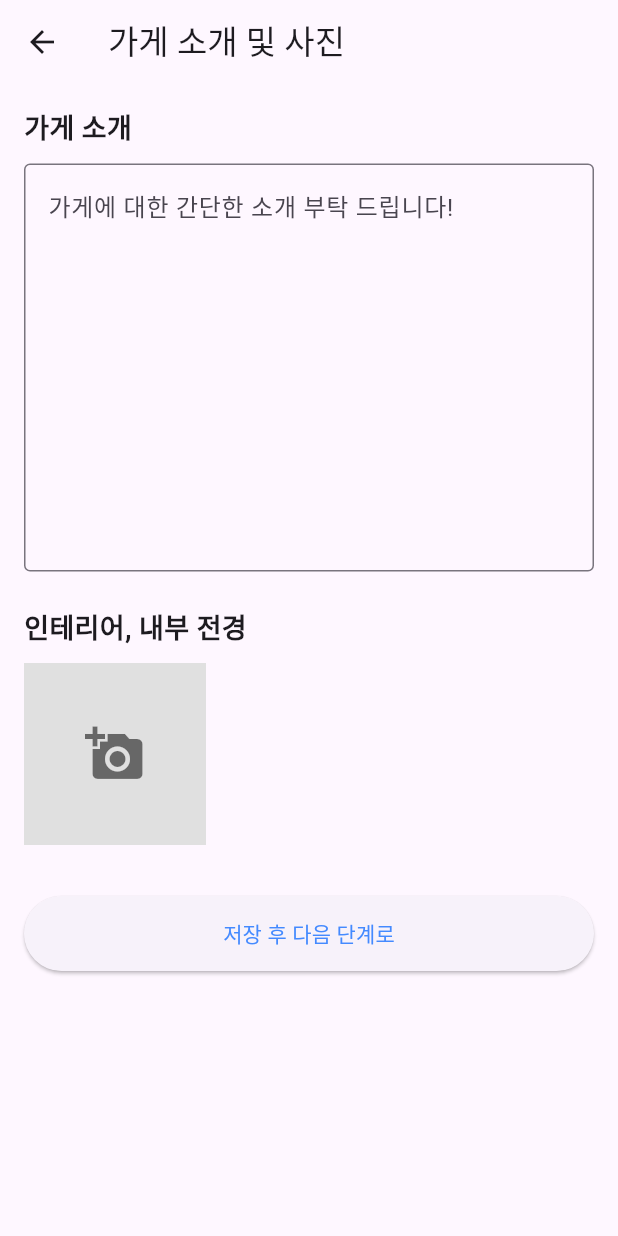
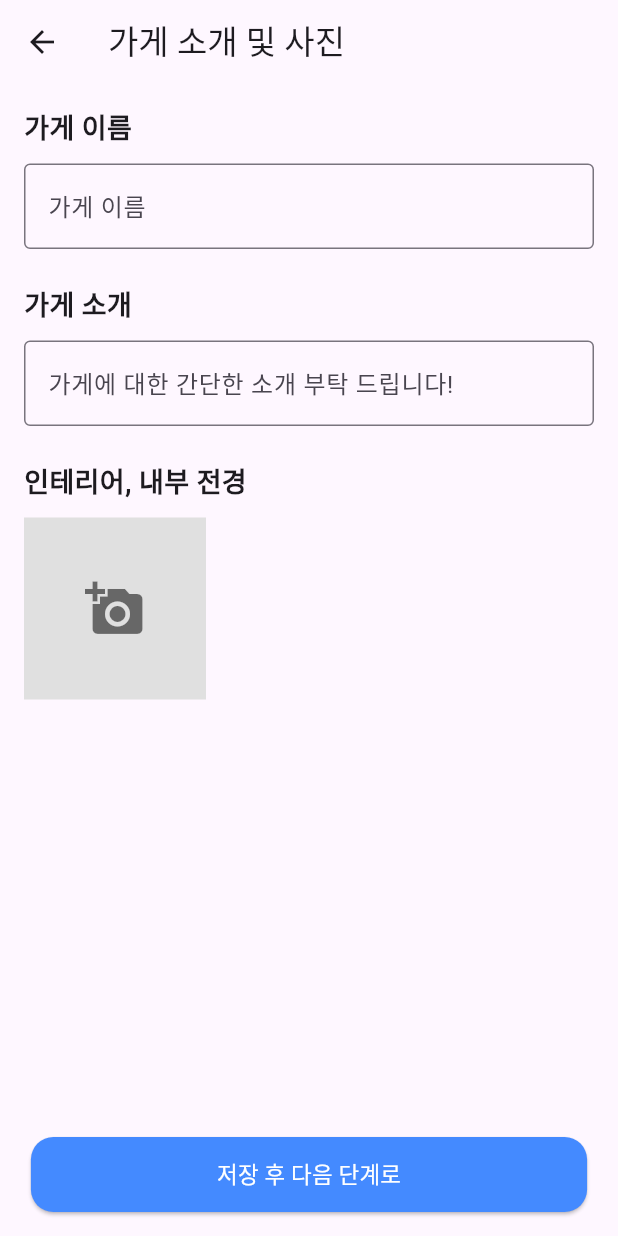
Before and after one commit to ththth6543/eat_road_manager, a Flutter app: the CreateStoreOverview screen opened directly with empty values, after a tap on "저장 후 다음 단계로", on a phone screen of 412 x 824 dp. Run offline on Flutter 3.47's test engine with Material 3 defaults, Android fonts, the light colour scheme and no system bars; our stand-ins replace geolocator, image_picker, permission_handler, supabase_flutter; missing offline and left inert: dart:ffi, flutter_naver_map; accounts and stored records are empty; network calls fail.

Commit message:
하단 버튼 교체
하단 버튼 FloatingActionButton을 활용하여 교체

```diff
--- a/lib/create_store/create_store_marker_search_address.dart
+++ b/lib/create_store/create_store_marker_search_address.dart
@@ -195,7 +195,7 @@ class _AddressSearchViewState extends State<AddressSearchView> {
             child: ElevatedButton(
               onPressed: () {
                 final addressData = _selectedJuso!.toJson();
-                addressData['detailAddress'] = _detailAddressController.text.trim();
+                addressData['detailAddr'] = _detailAddressController.text.trim();
                 // 전체 주소 데이터를 Map 형태로 반환
                 Navigator.pop(context, addressData);
               },
--- a/lib/create_store/create_store_others.dart
+++ b/lib/create_store/create_store_others.dart
@@ -1,4 +1,7 @@
 import 'package:flutter/material.dart';
+import 'package:supabase_flutter/supabase_flutter.dart';
+
+final supabase = Supabase.instance.client;
 
 class CreateStoreOthers extends StatefulWidget {
   final String storeId;
--- a/lib/create_store/create_store_overview.dart
+++ b/lib/create_store/create_store_overview.dart
@@ -21,11 +21,9 @@ class _CreateStoreOverviewState extends State<CreateStoreOverview>
   List<String> _imageUrls = [];
   final _imagePicker = ImagePicker();
   final TextEditingController _descriptionController = TextEditingController();
+  final TextEditingController _storeNameController = TextEditingController();
   bool _isUploading = false;
   bool _isLoading = true;
-
-  // 키보드 가시성 변수
-  bool _isKeyboardVisible = false;
 
   //삭제 중인 이미지의 인덱스를 저장
   int? _deletingIndex;
@@ -44,16 +42,8 @@ class _CreateStoreOverviewState extends State<CreateStoreOverview>
     // 리스너 할당 해제
     WidgetsBinding.instance.removeObserver(this);
     _descriptionController.dispose();
+    _storeNameController.dispose();
     super.dispose();
-  }
-
-  // 키보드 상태에 변경 감지 함수
-  @override
-  void didChangeMetrics() {
-    final bottomInsets = View.of(context).viewInsets.bottom;
-    setState(() {
-      _isKeyboardVisible = bottomInsets > 0;
-    });
   }
 
   Future<void> _loadStoreData() async {
@@ -62,22 +52,25 @@ class _CreateStoreOverviewState extends State<CreateStoreOverview>
       // stores 테이블에 해당 id의 스토어 데이터를 가져옴
       final data = await supabase
           .from('stores')
-          .select('description, image_urls')
+          .select('description, image_urls, name')
           .eq('id', widget.storeId)
           .single();
 
       if (data['description'] != null) {
         _descriptionController.text = data['description'];
       }
+      if (data['name'] != null) {
+        _storeNameController.text = data['name'];
+      }
       if (data['image_urls'] != null) {
         _imageUrls = List<String>.from(data['image_urls']);
       }
     } catch (e) {
-      debugPrint('새로운 가게 생성 오류: $e');
+      debugPrint('가게 불러오는데 오류: $e');
       if (mounted) {
         ScaffoldMessenger.of(
           context,
-        ).showSnackBar(SnackBar(content: Text('가게 생성에 실패했습니다: $e')));
+        ).showSnackBar(SnackBar(content: Text('가게 정보를 가져오는데 실패했습니다: $e')));
         Navigator.of(context).pop();
       }
     } finally {
@@ -202,6 +195,7 @@ class _CreateStoreOverviewState extends State<CreateStoreOverview>
       await supabase
           .from('stores')
           .update({
+            'name': _storeNameController.text,
             'description': _descriptionController.text,
             'image_urls': _imageUrls,
           })
@@ -227,22 +221,6 @@ class _CreateStoreOverviewState extends State<CreateStoreOverview>
     }
   }
 
-  // DB 테이블에 올려보기
-  Future<void> uploadMenu(String introduction, String userID) async {
-    final supabase = Supabase.instance.client;
-
-    try {
-      final response = await supabase.from('menu').insert({
-        'userID': userID,
-        'introduction': introduction,
-      });
-
-      print("✅ 메뉴 업로드 성공: $response");
-    } catch (e) {
-      print("❌ 메뉴 업로드 실패: $e");
-    }
-  }
-
   @override
   Widget build(BuildContext context) {
     return Scaffold(
@@ -259,11 +237,29 @@ class _CreateStoreOverviewState extends State<CreateStoreOverview>
                     16,
                     16,
                     16,
-                    _isKeyboardVisible ? 16 : 100,
+                    82,
                   ),
                   child: Column(
                     crossAxisAlignment: CrossAxisAlignment.start,
                     children: [
+                      const Text(
+                        '가게 이름',
+                        style: TextStyle(
+                          fontSize: 18,
+                          fontWeight: FontWeight.bold,
+                        ),
+                      ),
+                      const SizedBox(height: 10),
+                      TextFormField(
+                        controller: _storeNameController,
+                        maxLines: 1,
+                        decoration: const InputDecoration(
+                          hintText: '가게 이름',
+                          border: OutlineInputBorder(),
+                        ),
+                      ),
+                      const SizedBox(height: 24),
+
                       const Text(
                         '가게 소개',
                         style: TextStyle(
@@ -274,13 +270,14 @@ class _CreateStoreOverviewState extends State<CreateStoreOverview>
                       const SizedBox(height: 10),
                       TextFormField(
                         controller: _descriptionController,
-                        maxLines: 10,
+                        maxLines: null,
                         decoration: const InputDecoration(
                           hintText: '가게에 대한 간단한 소개 부탁 드립니다!',
                           border: OutlineInputBorder(),
                         ),
                       ),
                       const SizedBox(height: 24),
+
                       const Text(
                         '인테리어, 내부 전경',
                         style: TextStyle(
@@ -362,35 +359,23 @@ class _CreateStoreOverviewState extends State<CreateStoreOverview>
                     ],
                   ),
                 ),
-                if (!_isKeyboardVisible)
-                  Positioned(
-                    bottom: 0,
-                    left: 0,
-                    right: 0,
-                    child: Container(
-                      color: Colors.transparent,
-                      padding: const EdgeInsets.only(
-                        left: 16,
-                        right: 16,
-                        top: 10,
-                        bottom: 16,
-                      ),
-                      child: ElevatedButton(
-                        onPressed: (_storeId == null || _isLoading)
-                            ? null
-                            : _saveAndContinue,
-                        style: ElevatedButton.styleFrom(
-                          minimumSize: const Size(double.infinity, 50),
-                        ),
-                        child: const Text(
-                          '저장 후 다음 단계로',
-                          style: TextStyle(color: Colors.blueAccent),
-                        ),
-                      ),
-                    ),
-                  ),
               ],
             ),
+      floatingActionButtonLocation: FloatingActionButtonLocation.centerFloat,
+      floatingActionButton: SizedBox(
+        width: MediaQuery.of(context).size.width * 0.90,
+        height: 50,
+        child: ElevatedButton(
+          onPressed: (_storeId == null || _isLoading) ? null : _saveAndContinue,
+          style: ElevatedButton.styleFrom(
+            backgroundColor: Colors.blueAccent,
+            shape: RoundedRectangleBorder(
+              borderRadius: BorderRadius.circular(15),
+            ),
+          ),
+          child: const Text('저장 후 다음 단계로', style: TextStyle(fontSize: 15, color: Colors.white)),
+        ),
+      ),
     );
   }
 }
--- a/lib/detailed_store_screen.dart
+++ b/lib/detailed_store_screen.dart
@@ -1,7 +1,9 @@
 import 'package:flutter/material.dart';
 
 class StoreScreen extends StatefulWidget {
-  const StoreScreen({super.key});
+  final String storeId;
+
+  const StoreScreen({super.key, required this.storeId});
 
   @override
   State<StoreScreen> createState() => _StoreScreenState();
```
Also changed, not shown: lib/create_store/create_store_marker.dart (+50 -5 lines), lib/create_store/create_store_menu.dart (+16 -41 lines).
